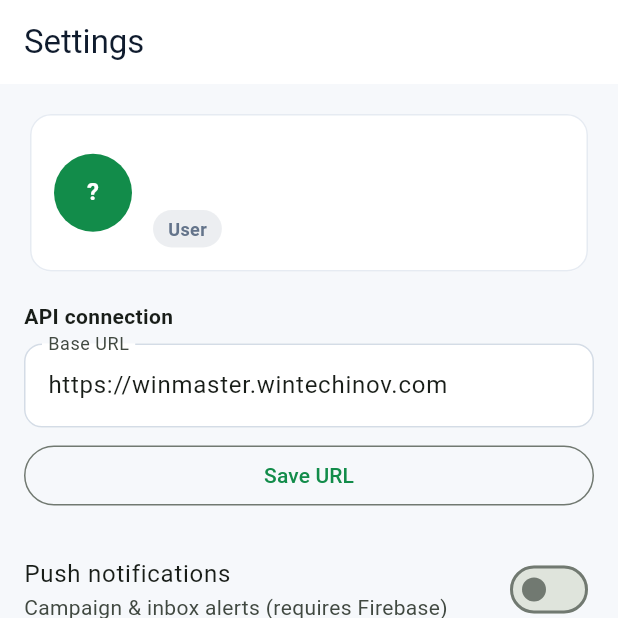
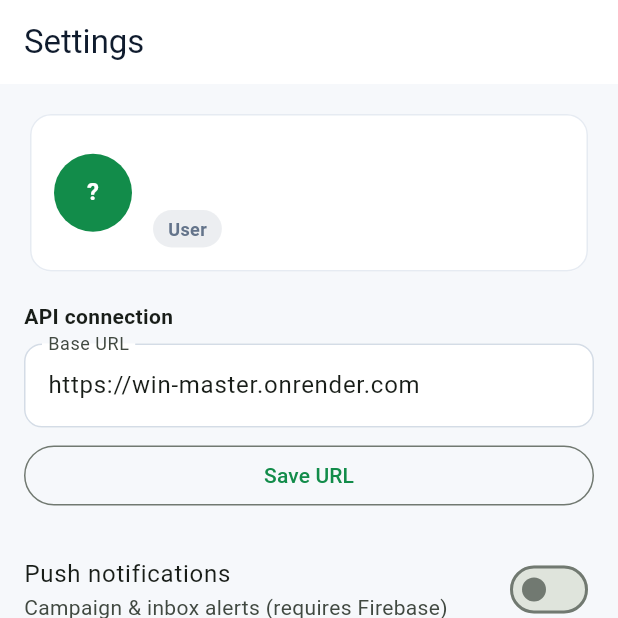
Before and after one commit to navin4489-ai/win-master, a Flutter app: the SettingsScreen screen opened by its route, on a phone screen of 412 x 824 dp, the top half of it. Run offline on Flutter 3.47's test engine with Material 3 defaults, Android fonts, the phone set to English and light mode, and no system bars; our stand-ins replace flutter_riverpod, flutter_secure_storage, go_router; accounts and stored records are empty.

```diff
--- a/mobile/lib/core/config.dart
+++ b/mobile/lib/core/config.dart
@@ -4,7 +4,7 @@ class AppConfig {
   /// API base URL. For a local emulator use 10.0.2.2; for a deployed API use the Render URL.
   static String baseUrl = const String.fromEnvironment(
     'API_BASE_URL',
-    defaultValue: 'https://winmaster.wintechinov.com',
+    defaultValue: 'https://win-master.onrender.com',
   );
 }
 
```
